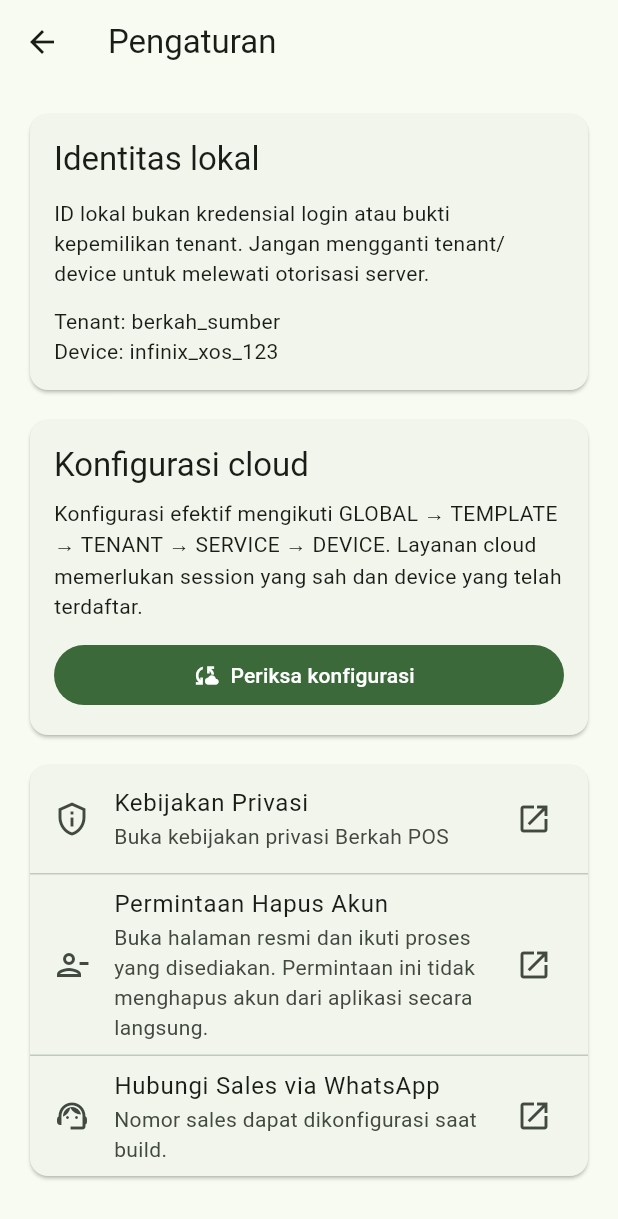
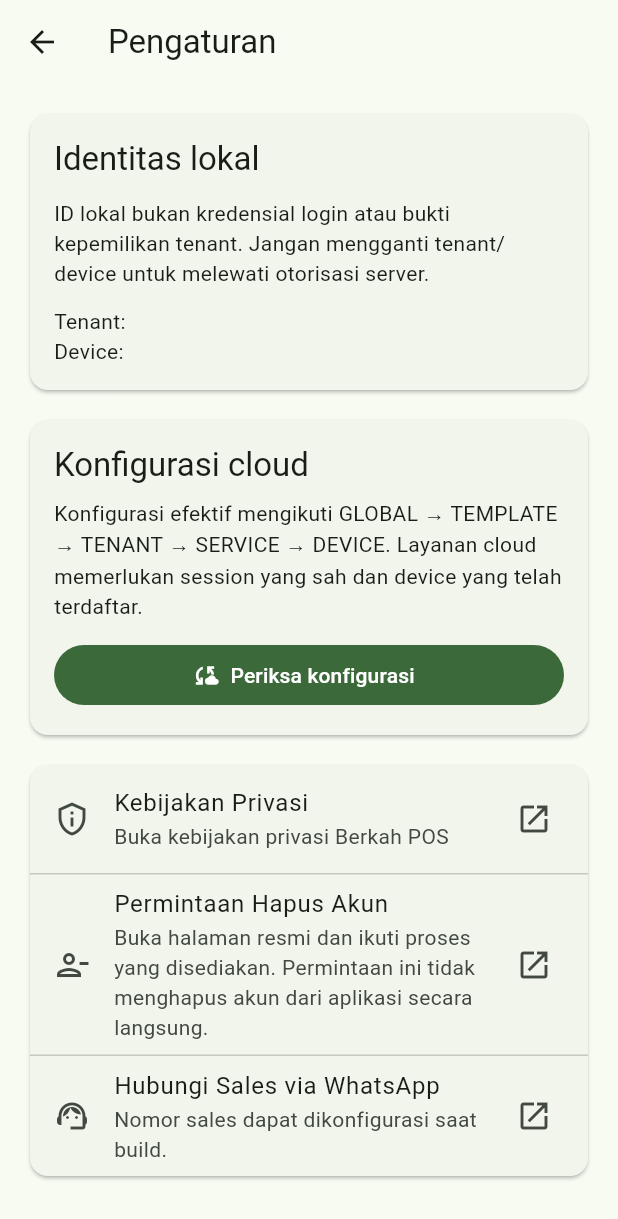
Before and after one commit to Andisatriawan/Berkahtigaputeri, a Flutter app: the screen it shows after launch, after a tap on the "settings" icon, on a phone screen of 412 x 824 dp. Shown: the top 1219 px of the screen. Run offline on Flutter 3.47's test engine with Material 3 defaults, Android fonts, the phone set to English and light mode, and no system bars; our stand-ins replace flutter_riverpod, shared_preferences, sqflite, supabase; accounts and stored records are empty.

Commit message:
fix(identity): remove hard-coded tenant and device defaults

```diff
--- a/pos-app/lib/core/config/app_identity_store.dart
+++ b/pos-app/lib/core/config/app_identity_store.dart
@@ -1,8 +1,8 @@
 import 'package:shared_preferences/shared_preferences.dart';
 
 class AppIdentityStore {
-  static const String defaultTenantId = 'berkah_sumber';
-  static const String defaultDeviceId = 'infinix_xos_123';
+  static const String defaultTenantId = '';
+  static const String defaultDeviceId = '';
 
   static const String _tenantKey = 'p6.tenant_id';
   static const String _deviceKey = 'p6.device_id';
```
